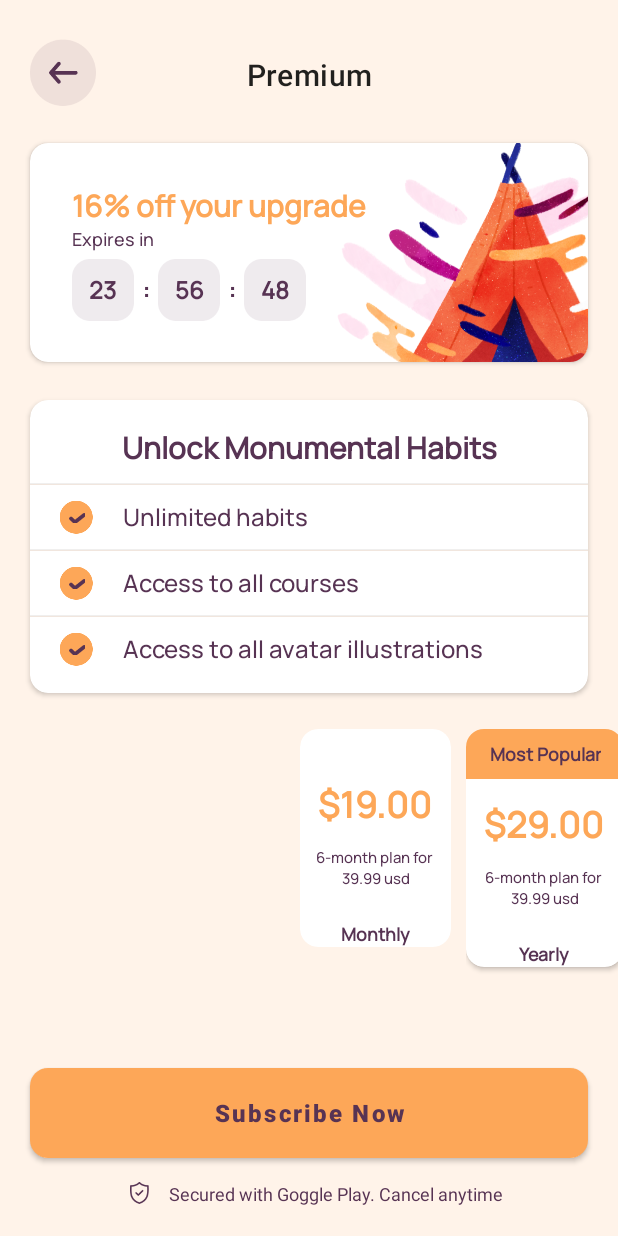
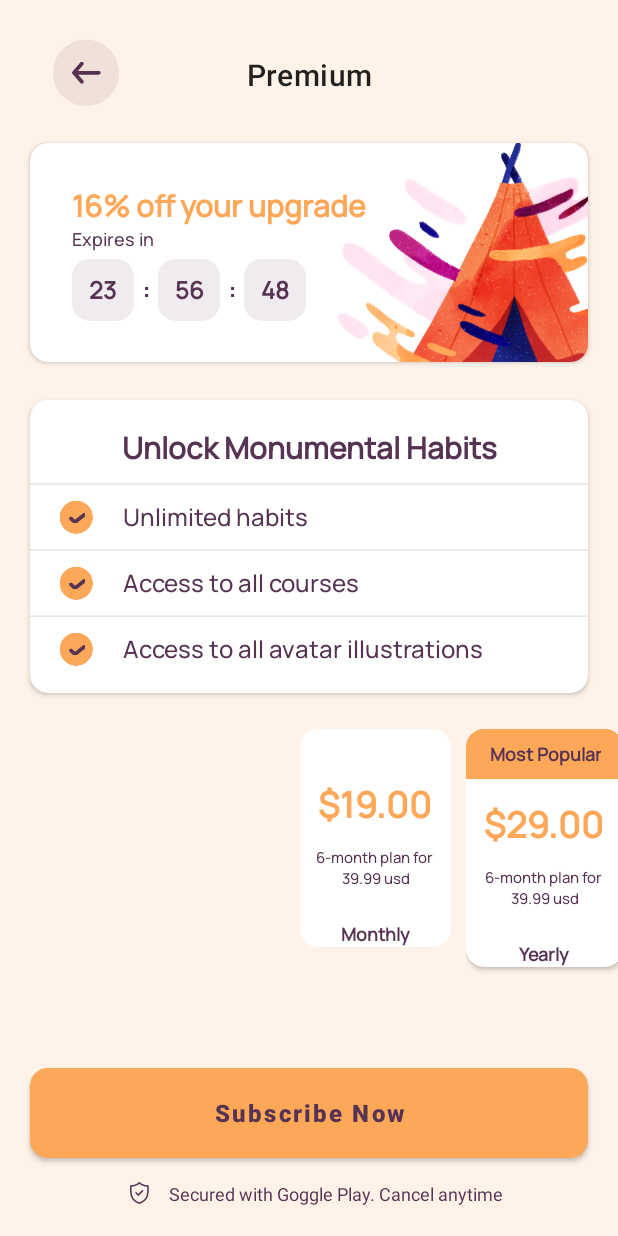
Before and after one commit to Omega-Dev-Training/Monumental-Habits, an Android app: the screen it shows after launch (MainActivity), on a phone screen of 412 x 824 dp. Run offline under Robolectric (Android 15) with nearby library versions, the phone set to English and light mode, and no system bars.

Commit message:
ReEname layout

```diff
--- a/app/src/main/java/com/example/premiumartemshakirov/MainActivity.kt
+++ b/app/src/main/java/com/example/premiumartemshakirov/MainActivity.kt
@@ -6,6 +6,6 @@ import android.os.Bundle
 class MainActivity : AppCompatActivity() {
     override fun onCreate(savedInstanceState: Bundle?) {
         super.onCreate(savedInstanceState)
-        setContentView(R.layout.activity_main)
+        setContentView(R.layout.activity_premium)
     }
 }
--- a/app/src/main/res/layout/activity_main.xml
+++ b/app/src/main/res/layout/activity_premium.xml
@@ -11,9 +11,9 @@
         android:id="@+id/toolbar"
         android:layout_width="match_parent"
         android:layout_height="60dp"
-        android:layout_marginHorizontal="10dp"
+        android:layout_marginHorizontal="25dp"
         android:layout_marginVertical="20dp"
-        android:background="#00000000"
+        android:background="#FFF3E9"
         android:clickable="true"
         android:focusable="true"
         app:layout_constraintStart_toStartOf="parent"
@@ -509,7 +509,7 @@
             <LinearLayout
                 android:id="@+id/line"
                 android:layout_width="match_parent"
-                android:layout_height="48dp"
+                android:layout_height="wrap_content"
                 android:layout_marginTop="10dp"
                 android:gravity="center"
                 android:orientation="horizontal">
```
